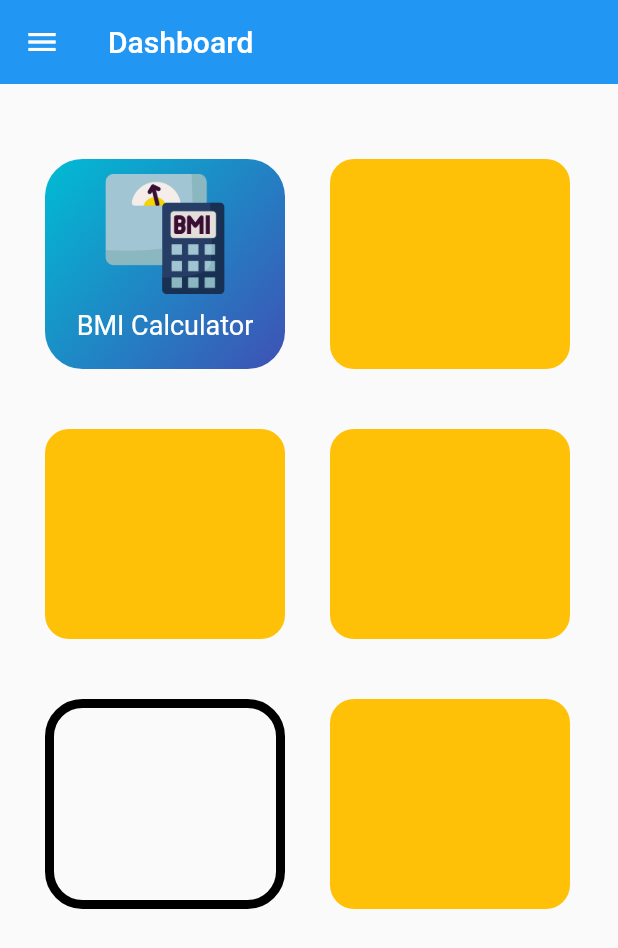
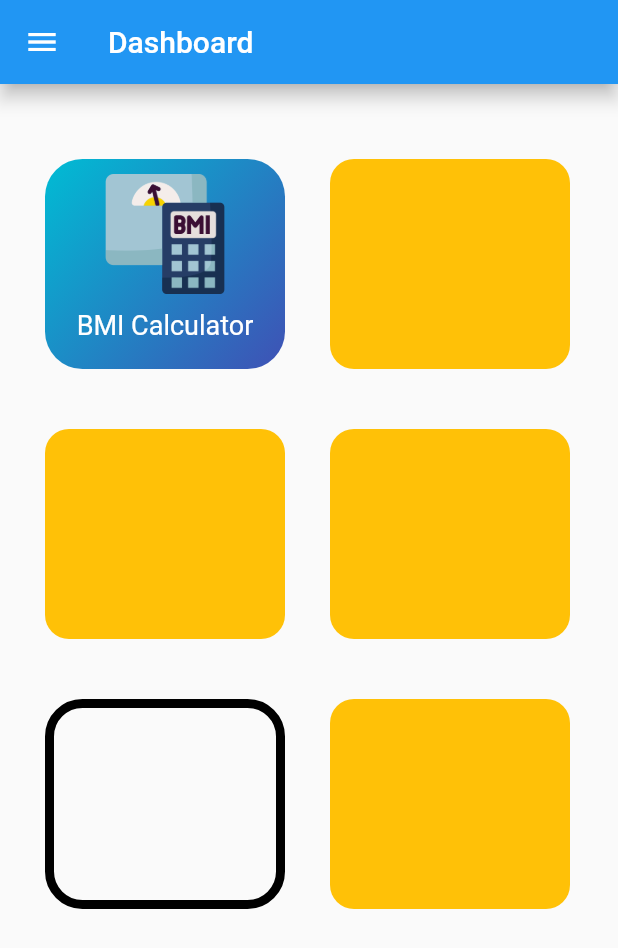
Before and after one commit to balavardhan224/healthtrackerandcalculator, a Flutter app: the Homepage screen opened directly, on a phone screen of 412 x 824 dp. Shown: the top 948 px of the screen. Run offline on Flutter 3.47's test engine with Material 2 defaults, Android fonts, the phone set to English and light mode, and no system bars; our stand-ins replace google_fonts.

Commit message:
initial commit

```diff
--- a/lib/homepage.dart
+++ b/lib/homepage.dart
@@ -16,10 +16,11 @@ class _HomepageState extends State<Homepage> {
           'Dashboard',
           style: GoogleFonts.roboto(),
         ),
-        elevation: 0,
+        elevation: 5,
       ),
       body: Padding(
         padding: const EdgeInsets.symmetric(horizontal: 30, vertical: 50),
+        child: SafeArea(
           child: Column(
             children: [
               buildcontainer(context),
@@ -34,6 +35,7 @@ class _HomepageState extends State<Homepage> {
             ],
           ),
         ),
+      ),
       drawer: Drawer(),
     );
   }
--- a/pubspec.yaml
+++ b/pubspec.yaml
@@ -62,6 +62,7 @@ flutter:
   assets:
     - images/bmi.png
     - images/doctorconsultation.png
+    - images/diet.png
 
   # An image asset can refer to one or more resolution-specific "variants", see
   # https://flutter.dev/assets-and-images/#resolution-aware.
```
Also changed, not shown: images/diet.png (added). Lines whose indentation alone changed are shown as unchanged.
